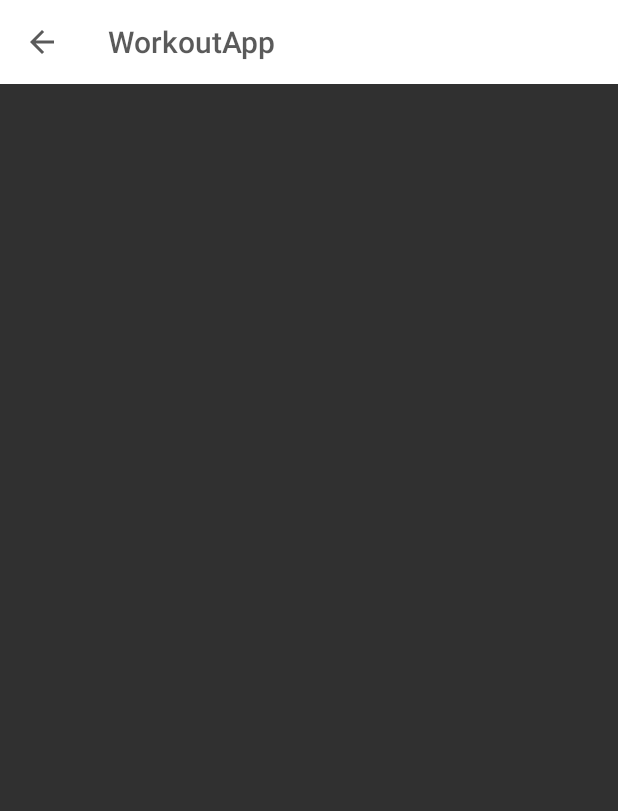
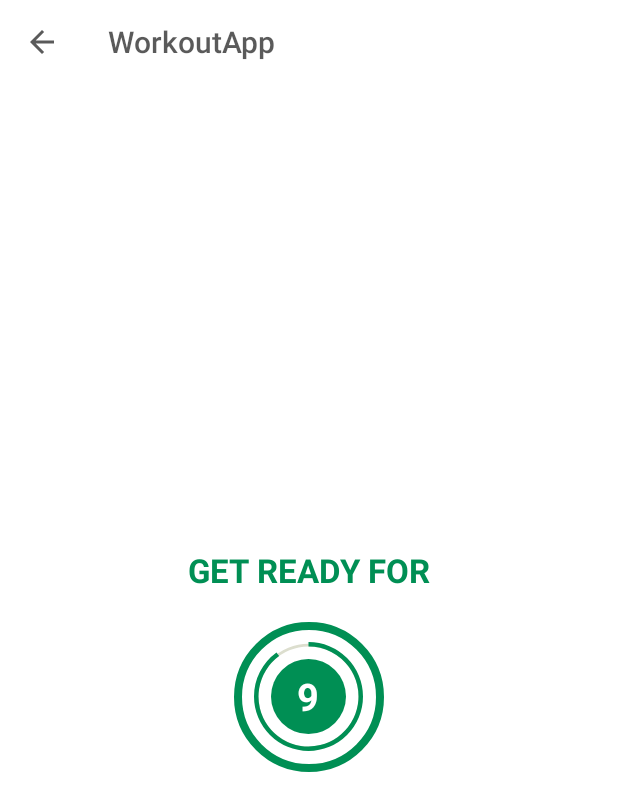
Before and after one commit to hakansarac/WorkoutApp, an Android app: the ExerciseActivity screen opened directly, with no data from a screen before it, on a phone screen of 412 x 824 dp. Shown: the top 811 px of the screen. Run offline under Robolectric (Android 15) with nearby library versions, the phone set to English and light mode, and no system bars.

Commit message:
CountDownTimer and ProgressBar added

```diff
--- a/app/src/main/java/com/hakansarac/workoutapp/ExerciseActivity.kt
+++ b/app/src/main/java/com/hakansarac/workoutapp/ExerciseActivity.kt
@@ -2,9 +2,15 @@ package com.hakansarac.workoutapp
 
 import androidx.appcompat.app.AppCompatActivity
 import android.os.Bundle
+import android.os.CountDownTimer
+import android.widget.Toast
 import kotlinx.android.synthetic.main.activity_exercise.*
 
 class ExerciseActivity : AppCompatActivity() {
+
+    private var restTimer: CountDownTimer? = null
+    private var restProgress = 10
+
     override fun onCreate(savedInstanceState: Bundle?) {
         super.onCreate(savedInstanceState)
         setContentView(R.layout.activity_exercise)
@@ -18,5 +24,37 @@ class ExerciseActivity : AppCompatActivity() {
             onBackPressed()
         }
 
+        setupRestView()
+    }
+
+    private fun setProgressBar(){
+        progressBar.progress = restProgress
+        restTimer = object : CountDownTimer(10000,1000){
+            override fun onTick(p0: Long) {
+                progressBar.progress = restProgress
+                textViewTimer.text = restProgress.toString()
+                restProgress--
+            }
+
+            override fun onFinish() {
+                //TODO: add exercises here
+            }
+        }.start()
+    }
+
+    private fun setupRestView(){
+        if(restTimer!= null){
+            restTimer!!.cancel()
+            restProgress = 10
+        }
+        setProgressBar()
+    }
+
+    override fun onDestroy() {
+        if(restTimer!= null){
+            restTimer!!.cancel()
+            restProgress = 10
+        }
+        super.onDestroy()
     }
 }
--- /dev/null
+++ b/app/src/main/res/drawable/circular_progress_bar.xml
@@ -0,0 +1,11 @@
+<?xml version="1.0" encoding="utf-8"?>
+<layer-list xmlns:android="http://schemas.android.com/apk/res/android">
+    <item>
+        <shape android:shape="ring"
+            android:innerRadiusRatio="2.7"
+            android:thicknessRatio="30.0"
+            android:useLevel="true">
+            <solid android:color="@color/colorAccent"/>
+        </shape>
+    </item>
+</layer-list>
--- /dev/null
+++ b/app/src/main/res/drawable/circular_progress_bar_gray.xml
@@ -0,0 +1,11 @@
+<?xml version="1.0" encoding="utf-8"?>
+<layer-list xmlns:android="http://schemas.android.com/apk/res/android">
+    <item>
+        <shape android:shape="ring"
+            android:innerRadiusRatio="2.7"
+            android:thicknessRatio="50.0"
+            android:useLevel="false">
+            <solid android:color="@color/colorProgressGray"/>
+        </shape>
+    </item>
+</layer-list>
--- /dev/null
+++ b/app/src/main/res/drawable/item_circular_color_accent_background.xml
@@ -0,0 +1,6 @@
+<?xml version="1.0" encoding="utf-8"?>
+<shape xmlns:android="http://schemas.android.com/apk/res/android"
+    android:shape="oval">
+    <solid android:color="@color/colorAccent"/>
+
+</shape>
--- a/app/src/main/res/layout/activity_exercise.xml
+++ b/app/src/main/res/layout/activity_exercise.xml
@@ -5,6 +5,7 @@
     android:layout_height="match_parent"
     xmlns:app="http://schemas.android.com/apk/res-auto"
     tools:context=".ExerciseActivity"
+    android:background="@android:color/white"
     android:orientation="vertical">
 
     <androidx.appcompat.widget.Toolbar
@@ -15,4 +16,63 @@
         android:background="@android:color/white"
         android:theme="@style/ToolbarTheme"/>
 
+    <LinearLayout
+        android:id="@+id/linearLayoutRestView"
+        android:layout_width="match_parent"
+        android:layout_height="match_parent"
+        android:layout_below="@id/toolbarExerciseActivity"
+        android:gravity="center"
+        android:orientation="vertical"
+        android:visibility="visible">
+
+        <TextView
+            android:layout_width="wrap_content"
+            android:layout_height="wrap_content"
+            android:text="@string/get_ready"
+            android:textColor="@color/colorAccent"
+            android:textSize="@dimen/get_ready_textSize"
+            android:textStyle="bold"/>
+
+        <FrameLayout
+            android:layout_width="100dp"
+            android:layout_height="100dp"
+            android:layout_marginTop="20dp"
+            android:background="@drawable/item_circular_color">
+
+            <ProgressBar
+                android:id="@+id/progressBar"
+                style="?android:attr/progressBarStyleHorizontal"
+                android:layout_width="90dp"
+                android:layout_height="90dp"
+                android:layout_gravity="center"
+                android:background="@drawable/circular_progress_bar_gray"
+                android:indeterminate="false"
+                android:max="10"
+                android:progress="100"
+                android:progressDrawable="@drawable/circular_progress_bar"
+                android:rotation="-90"/>
+
+            <LinearLayout
+                android:layout_width="50dp"
+                android:layout_height="50dp"
+                android:layout_gravity="center"
+                android:background="@drawable/item_circular_color_accent_background"
+                android:gravity="center">
+
+                <TextView
+                    android:id="@+id/textViewTimer"
+                    android:layout_width="wrap_content"
+                    android:layout_height="wrap_content"
+                    android:textColor="@android:color/white"
+                    android:textSize="25sp"
+                    android:textStyle="bold"
+                    tools:text="10"/>
+
+            </LinearLayout>
+
+        </FrameLayout>
+
+    </LinearLayout>
+
+
 </RelativeLayout>
--- a/app/src/main/res/values/colors.xml
+++ b/app/src/main/res/values/colors.xml
@@ -4,4 +4,5 @@
     <color name="colorPrimaryDark">#B2121212</color>
     <color name="colorAccent">#008F54</color>
     <color name="colorHighLighted">#D4D4D4</color>
+    <color name="colorProgressGray">#DCDECE</color>
 </resources>
--- a/app/src/main/res/values/dimens.xml
+++ b/app/src/main/res/values/dimens.xml
@@ -5,4 +5,5 @@
     <dimen name="start_button_size">150dp</dimen>
     <dimen name="start_button_margin_top">20dp</dimen>
     <dimen name="start_button_label_textSize">22sp</dimen>
+    <dimen name="get_ready_textSize">22sp</dimen>
 </resources>
--- a/app/src/main/res/values/strings.xml
+++ b/app/src/main/res/values/strings.xml
@@ -2,4 +2,5 @@
     <string name="app_name">WorkoutApp</string>
     <string name="image">Image</string>
     <string name="start">START</string>
+    <string name="get_ready">GET READY FOR</string>
 </resources>
```
